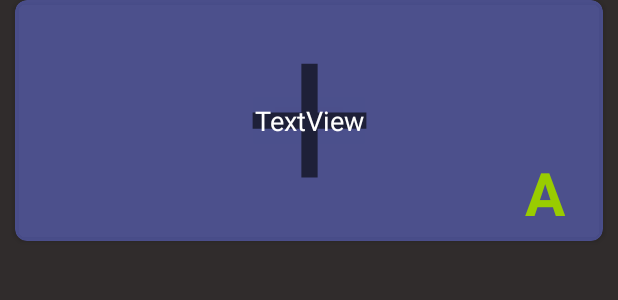
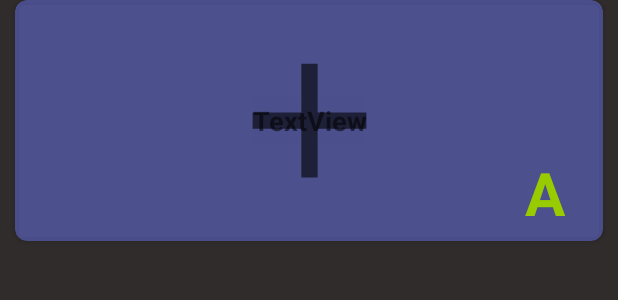
Before and after one commit to BackPhilip/TableFind, an Android app: the layout table_row_layout.xml on its own in the app's theme, with its tools: preview values and no code run, on a phone screen of 412 x 824 dp. Shown: the top 300 px of the screen. Run offline under Robolectric (Android 15) with nearby library versions, the phone set to English and light mode, and no system bars.

Commit message:
Fixed Text Visibilty Issue in TableList Activity

```diff
--- a/app/src/main/java/com/example/tablefind/app_utilities/TableAdapter.java
+++ b/app/src/main/java/com/example/tablefind/app_utilities/TableAdapter.java
@@ -84,7 +84,7 @@ public class TableAdapter extends BaseAdapter
 
         switch (nightModeFlags) {
             case Configuration.UI_MODE_NIGHT_YES:
-                tableInfo.setTextColor(Color.YELLOW);
+                tableInfo.setTextColor(Color.MAGENTA);
                 break;
 
             case Configuration.UI_MODE_NIGHT_NO:
--- a/app/src/main/res/layout/table_row_layout.xml
+++ b/app/src/main/res/layout/table_row_layout.xml
@@ -47,8 +47,8 @@
                 android:foregroundGravity="center_vertical|center_horizontal"
                 android:gravity="center_horizontal|center_vertical"
                 android:text="TextView"
-                android:textColor="@color/colorPrimaryDark"
                 android:textSize="18sp"
+                android:textStyle="bold"
                 app:layout_constraintBottom_toBottomOf="parent"
                 app:layout_constraintLeft_toLeftOf="parent"
                 app:layout_constraintRight_toRightOf="parent"
```
Also changed, not shown: 8 other files.
